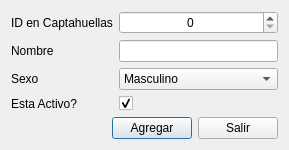
Before: the Qt Designer form ui/addworkerview.ui in linoboss/PyExcel, drawn with Qt 5.
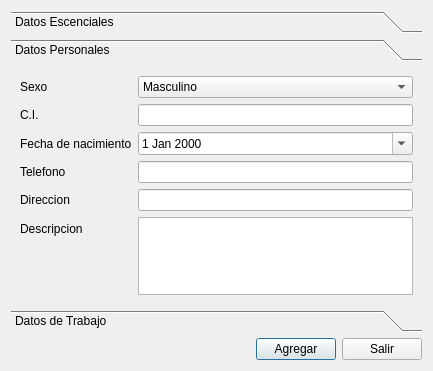
After: the same form once the commit is applied.

Diff of the .ui file:
```diff
--- a/ui/addworkerview.ui
+++ b/ui/addworkerview.ui
@@ -6,16 +6,37 @@
    <rect>
     <x>0</x>
     <y>0</y>
-    <width>289</width>
-    <height>144</height>
+    <width>433</width>
+    <height>371</height>
    </rect>
   </property>
   <property name="windowTitle">
    <string>Agregar Trabajador</string>
   </property>
-  <layout class="QGridLayout" name="gridLayout">
+  <layout class="QVBoxLayout" name="verticalLayout_2">
+   <item>
+    <widget class="QToolBox" name="toolBox">
+     <property name="currentIndex">
+      <number>1</number>
+     </property>
+     <widget class="QWidget" name="page">
+      <property name="geometry">
+       <rect>
+        <x>0</x>
+        <y>0</y>
+        <width>295</width>
+        <height>163</height>
+       </rect>
+      </property>
+      <attribute name="label">
+       <string>Datos Escenciales</string>
+      </attribute>
+      <layout class="QGridLayout" name="gridLayout_2">
    <item row="0" column="0">
     <layout class="QFormLayout" name="formLayout">
+         <property name="sizeConstraint">
+          <enum>QLayout::SetDefaultConstraint</enum>
+         </property>
      <property name="fieldGrowthPolicy">
       <enum>QFormLayout::AllNonFixedFieldsGrow</enum>
      </property>
@@ -46,13 +67,6 @@
      <item row="1" column="1">
       <widget class="QLineEdit" name="qname"/>
      </item>
-     <item row="2" column="0">
-      <widget class="QLabel" name="label_3">
-       <property name="text">
-        <string>Sexo</string>
-       </property>
-      </widget>
-     </item>
      <item row="3" column="0">
       <widget class="QLabel" name="label_4">
        <property name="text">
@@ -70,7 +84,44 @@
        </property>
       </widget>
      </item>
-     <item row="2" column="1">
+         <item row="4" column="0">
+          <widget class="QLabel" name="label_5">
+           <property name="text">
+            <string>Horario</string>
+           </property>
+          </widget>
+         </item>
+         <item row="4" column="1">
+          <widget class="QComboBox" name="qschedule"/>
+         </item>
+        </layout>
+       </item>
+      </layout>
+      <zorder></zorder>
+     </widget>
+     <widget class="QWidget" name="page_2">
+      <property name="geometry">
+       <rect>
+        <x>0</x>
+        <y>0</y>
+        <width>415</width>
+        <height>241</height>
+       </rect>
+      </property>
+      <attribute name="label">
+       <string>Datos Personales</string>
+      </attribute>
+      <layout class="QGridLayout" name="gridLayout_3">
+       <item row="0" column="0">
+        <layout class="QFormLayout" name="formLayout_2">
+         <item row="1" column="0">
+          <widget class="QLabel" name="label_3">
+           <property name="text">
+            <string>Sexo</string>
+           </property>
+          </widget>
+         </item>
+         <item row="1" column="1">
       <widget class="QComboBox" name="qsex">
        <item>
         <property name="text">
@@ -89,9 +140,124 @@
        </item>
       </widget>
      </item>
-    </layout>
+         <item row="2" column="0">
+          <widget class="QLabel" name="label_6">
+           <property name="text">
+            <string>C.I.</string>
+           </property>
+          </widget>
+         </item>
+         <item row="2" column="1">
+          <layout class="QHBoxLayout" name="horizontalLayout_2">
+           <item>
+            <widget class="QLineEdit" name="qci"/>
+           </item>
+          </layout>
+         </item>
+         <item row="3" column="0">
+          <widget class="QLabel" name="label_7">
+           <property name="text">
+            <string>Fecha de nacimiento</string>
+           </property>
+          </widget>
+         </item>
+         <item row="3" column="1">
+          <widget class="QDateEdit" name="qbirthdate">
+           <property name="calendarPopup">
+            <bool>true</bool>
+           </property>
+          </widget>
+         </item>
+         <item row="4" column="0">
+          <widget class="QLabel" name="label_8">
+           <property name="text">
+            <string>Telefono</string>
+           </property>
+          </widget>
+         </item>
+         <item row="4" column="1">
+          <widget class="QLineEdit" name="qphone"/>
+         </item>
+         <item row="5" column="0">
+          <widget class="QLabel" name="label_9">
+           <property name="text">
+            <string>Direccion</string>
+           </property>
+          </widget>
+         </item>
+         <item row="5" column="1">
+          <widget class="QLineEdit" name="qaddress"/>
+         </item>
+         <item row="6" column="1">
+          <widget class="QTextEdit" name="qdescription"/>
+         </item>
+         <item row="6" column="0">
+          <widget class="QLabel" name="label_10">
+           <property name="text">
+            <string>Descripcion</string>
+           </property>
+          </widget>
+         </item>
+        </layout>
+       </item>
+      </layout>
+     </widget>
+     <widget class="QWidget" name="page_3">
+      <property name="geometry">
+       <rect>
+        <x>0</x>
+        <y>0</y>
+        <width>295</width>
+        <height>163</height>
+       </rect>
+      </property>
+      <attribute name="label">
+       <string>Datos de Trabajo</string>
+      </attribute>
+      <layout class="QGridLayout" name="gridLayout">
+       <item row="0" column="0">
+        <layout class="QFormLayout" name="formLayout_3">
+         <property name="fieldGrowthPolicy">
+          <enum>QFormLayout::AllNonFixedFieldsGrow</enum>
+         </property>
+         <item row="0" column="0">
+          <widget class="QLabel" name="label_11">
+           <property name="text">
+            <string>Cargo</string>
+           </property>
+          </widget>
+         </item>
+         <item row="0" column="1">
+          <widget class="QLineEdit" name="qposition"/>
    </item>
    <item row="1" column="0">
+          <widget class="QLabel" name="label_12">
+           <property name="text">
+            <string>Fecha de entrada</string>
+           </property>
+          </widget>
+         </item>
+         <item row="1" column="1">
+          <layout class="QHBoxLayout" name="horizontalLayout_3">
+           <property name="topMargin">
+            <number>0</number>
+           </property>
+           <item>
+            <widget class="QDateEdit" name="qindate">
+             <property name="calendarPopup">
+              <bool>true</bool>
+             </property>
+            </widget>
+           </item>
+          </layout>
+         </item>
+        </layout>
+       </item>
+      </layout>
+     </widget>
+    </widget>
+   </item>
+   <item>
     <layout class="QHBoxLayout" name="horizontalLayout">
      <item>
       <spacer name="horizontalSpacer">
```
Left out of the diff: 10 changed lines with no effect on the pictures. Lines whose indentation alone changed are shown as unchanged.
